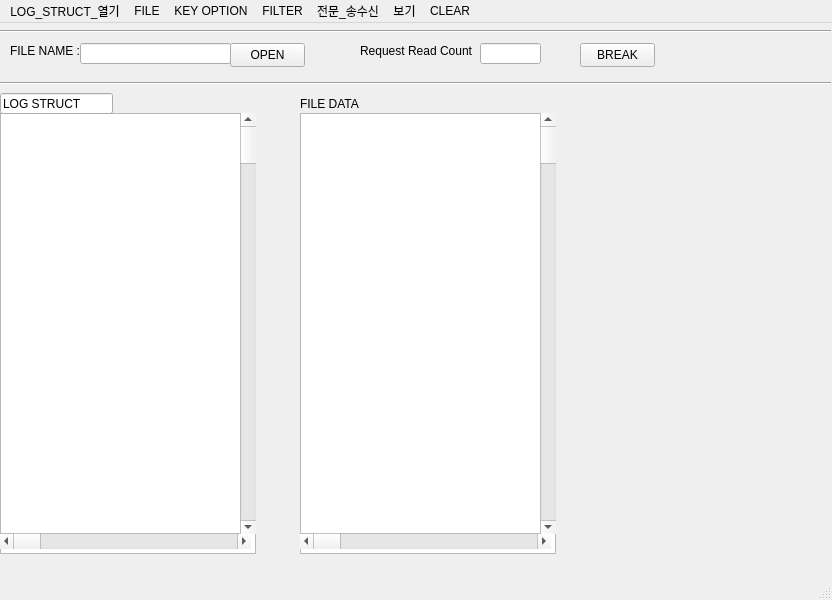
The window that PYSTEST/log_test.ui (Master-BJS/Enjoy-test-01) describes before a commit, drawn with Qt 5.
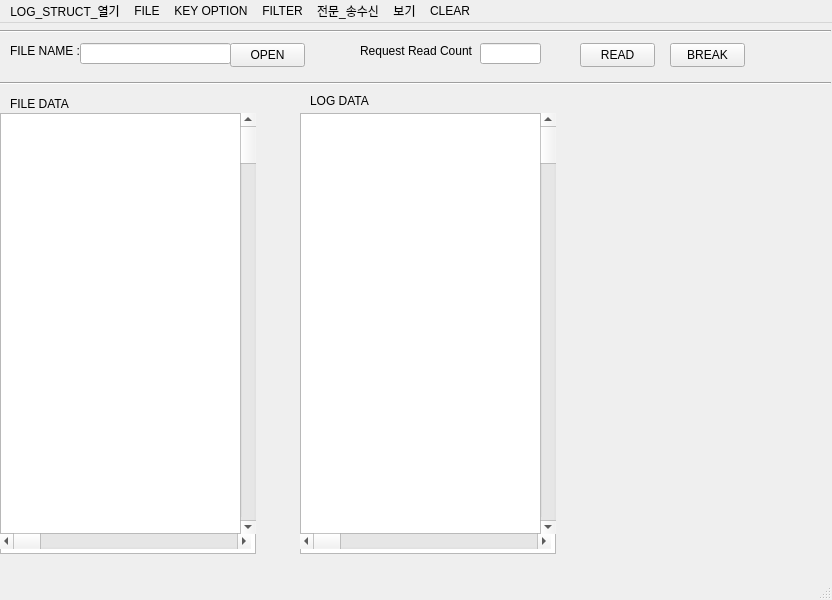
The same window after the commit.

```diff
--- a/PYSTEST/log_test.ui
+++ b/PYSTEST/log_test.ui
@@ -96,7 +96,7 @@
      </rect>
     </property>
     <property name="text">
-     <string>BREAK</string>
+     <string>READ</string>
     </property>
    </widget>
    <widget class="Line" name="line_2">
@@ -122,19 +122,6 @@
      </rect>
     </property>
    </widget>
-   <widget class="QLineEdit" name="lineEdit_3">
-    <property name="geometry">
-     <rect>
-      <x>0</x>
-      <y>70</y>
-      <width>113</width>
-      <height>21</height>
-     </rect>
-    </property>
-    <property name="text">
-     <string>LOG STRUCT</string>
-    </property>
-   </widget>
    <widget class="QScrollBar" name="horizontalScrollBar">
     <property name="geometry">
      <rect>
@@ -164,7 +151,7 @@
    <widget class="QLabel" name="label_3">
     <property name="geometry">
      <rect>
-      <x>300</x>
+      <x>10</x>
       <y>70</y>
       <width>91</width>
       <height>21</height>
@@ -210,6 +197,32 @@
      <enum>Qt::Orientation::Vertical</enum>
     </property>
    </widget>
+   <widget class="QLabel" name="label_4">
+    <property name="geometry">
+     <rect>
+      <x>310</x>
+      <y>70</y>
+      <width>71</width>
+      <height>16</height>
+     </rect>
+    </property>
+    <property name="text">
+     <string>LOG DATA</string>
+    </property>
+   </widget>
+   <widget class="QPushButton" name="pushButton_3">
+    <property name="geometry">
+     <rect>
+      <x>670</x>
+      <y>20</y>
+      <width>75</width>
+      <height>24</height>
+     </rect>
+    </property>
+    <property name="text">
+     <string>BREAK</string>
+    </property>
+   </widget>
   </widget>
   <widget class="QMenuBar" name="menubar">
    <property name="geometry">
```
Left out of the diff: 2 changed lines with no effect on the pictures.
